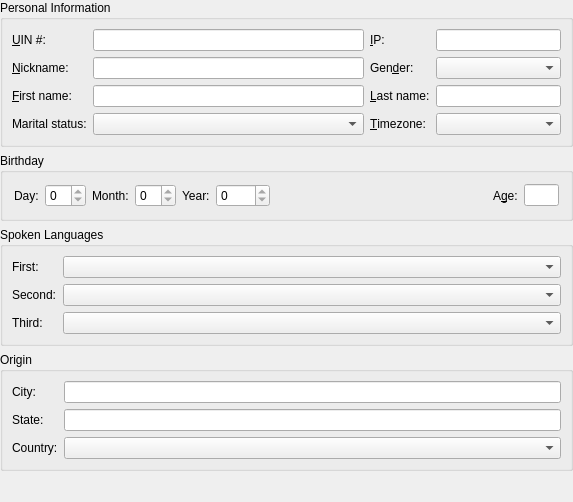
Qt form protocols/oscar/icq/ui/icqgeneralinfo.ui (KDE/kopete) before a commit.
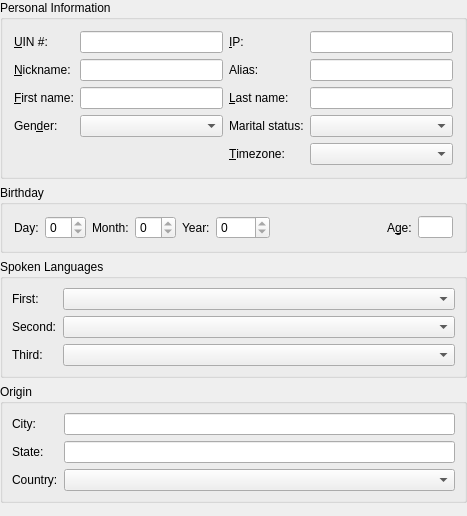
The same form after that commit.

Diff of the .ui file:
```diff
--- a/protocols/oscar/icq/ui/icqgeneralinfo.ui
+++ b/protocols/oscar/icq/ui/icqgeneralinfo.ui
@@ -5,8 +5,8 @@
    <rect>
     <x>0</x>
     <y>0</y>
-    <width>573</width>
-    <height>502</height>
+    <width>467</width>
+    <height>516</height>
    </rect>
   </property>
   <layout class="QVBoxLayout" >
@@ -28,24 +28,6 @@
       <string>Personal Information</string>
      </property>
      <layout class="QGridLayout" >
-      <property name="leftMargin" >
-       <number>9</number>
-      </property>
-      <property name="topMargin" >
-       <number>9</number>
-      </property>
-      <property name="rightMargin" >
-       <number>9</number>
-      </property>
-      <property name="bottomMargin" >
-       <number>9</number>
-      </property>
-      <property name="horizontalSpacing" >
-       <number>6</number>
-      </property>
-      <property name="verticalSpacing" >
-       <number>6</number>
-      </property>
       <item row="0" column="0" >
        <widget class="QLabel" name="uinLabel" >
         <property name="text" >
@@ -58,12 +40,6 @@
       </item>
       <item row="0" column="1" >
        <widget class="QLineEdit" name="uinEdit" >
-        <property name="sizePolicy" >
-         <sizepolicy vsizetype="Fixed" hsizetype="Expanding" >
-          <horstretch>1</horstretch>
-          <verstretch>0</verstretch>
-         </sizepolicy>
-        </property>
         <property name="readOnly" >
          <bool>true</bool>
         </property>
@@ -81,18 +57,6 @@
       </item>
       <item row="0" column="3" >
        <widget class="QLineEdit" name="ipEdit" >
-        <property name="sizePolicy" >
-         <sizepolicy vsizetype="Fixed" hsizetype="Expanding" >
-          <horstretch>0</horstretch>
-          <verstretch>0</verstretch>
-         </sizepolicy>
-        </property>
-        <property name="minimumSize" >
-         <size>
-          <width>125</width>
-          <height>0</height>
-         </size>
-        </property>
         <property name="text" >
          <string/>
         </property>
@@ -113,21 +77,15 @@
       </item>
       <item row="1" column="1" >
        <widget class="QLineEdit" name="nickNameEdit" >
-        <property name="sizePolicy" >
-         <sizepolicy vsizetype="Fixed" hsizetype="Expanding" >
-          <horstretch>2</horstretch>
-          <verstretch>0</verstretch>
-         </sizepolicy>
-        </property>
         <property name="readOnly" >
          <bool>true</bool>
         </property>
        </widget>
       </item>
       <item row="1" column="2" >
-       <widget class="QLabel" name="textLabel6" >
+       <widget class="QLabel" name="aliasLabel" >
         <property name="text" >
-         <string>Gen&amp;der:</string>
+         <string>Alias:</string>
         </property>
         <property name="buddy" >
          <cstring>genderCombo</cstring>
@@ -135,7 +93,11 @@
        </widget>
       </item>
       <item row="1" column="3" >
-       <widget class="QComboBox" name="genderCombo" />
+       <widget class="QLineEdit" name="aliasEdit" >
+        <property name="readOnly" >
+         <bool>false</bool>
+        </property>
+       </widget>
       </item>
       <item row="2" column="0" >
        <widget class="QLabel" name="firstNameLabel" >
@@ -172,6 +134,19 @@
        </widget>
       </item>
       <item row="3" column="0" >
+       <widget class="QLabel" name="textLabel6" >
+        <property name="text" >
+         <string>Gen&amp;der:</string>
+        </property>
+        <property name="buddy" >
+         <cstring>genderCombo</cstring>
+        </property>
+       </widget>
+      </item>
+      <item row="3" column="1" >
+       <widget class="QComboBox" name="genderCombo" />
+      </item>
+      <item row="3" column="2" >
        <widget class="QLabel" name="maritalLabel" >
         <property name="text" >
          <string>Marital status:</string>
@@ -181,10 +156,23 @@
         </property>
        </widget>
       </item>
-      <item row="3" column="1" >
+      <item row="3" column="3" >
        <widget class="QComboBox" name="maritalCombo" />
       </item>
-      <item row="3" column="2" >
+      <item row="4" column="0" colspan="2" >
+       <spacer>
+        <property name="orientation" >
+         <enum>Qt::Horizontal</enum>
+        </property>
+        <property name="sizeHint" >
+         <size>
+          <width>40</width>
+          <height>20</height>
+         </size>
+        </property>
+       </spacer>
+      </item>
+      <item row="4" column="2" >
        <widget class="QLabel" name="textLabel7" >
         <property name="text" >
          <string>&amp;Timezone:</string>
@@ -194,7 +182,7 @@
         </property>
        </widget>
       </item>
-      <item row="3" column="3" >
+      <item row="4" column="3" >
        <widget class="QComboBox" name="timezoneCombo" />
       </item>
      </layout>
@@ -280,7 +268,7 @@
         </property>
         <property name="sizeHint" >
          <size>
-          <width>151</width>
+          <width>40</width>
           <height>20</height>
          </size>
         </property>
@@ -366,14 +354,7 @@
        </widget>
       </item>
       <item row="0" column="1" >
-       <widget class="QComboBox" name="language1Combo" >
-        <property name="sizePolicy" >
-         <sizepolicy vsizetype="Fixed" hsizetype="Expanding" >
-          <horstretch>0</horstretch>
-          <verstretch>0</verstretch>
-         </sizepolicy>
-        </property>
-       </widget>
+       <widget class="QComboBox" name="language1Combo" />
       </item>
       <item row="1" column="0" >
        <widget class="QLabel" name="language2Label" >
@@ -386,14 +367,7 @@
        </widget>
       </item>
       <item row="1" column="1" >
-       <widget class="QComboBox" name="language2Combo" >
-        <property name="sizePolicy" >
-         <sizepolicy vsizetype="Fixed" hsizetype="Expanding" >
-          <horstretch>0</horstretch>
-          <verstretch>0</verstretch>
-         </sizepolicy>
-        </property>
-       </widget>
+       <widget class="QComboBox" name="language2Combo" />
       </item>
       <item row="2" column="0" >
        <widget class="QLabel" name="language3Label" >
@@ -454,12 +428,6 @@
       </item>
       <item row="0" column="1" >
        <widget class="QLineEdit" name="oCityEdit" >
-        <property name="sizePolicy" >
-         <sizepolicy vsizetype="Fixed" hsizetype="Expanding" >
-          <horstretch>0</horstretch>
-          <verstretch>0</verstretch>
-         </sizepolicy>
-        </property>
         <property name="readOnly" >
          <bool>true</bool>
         </property>
@@ -510,12 +478,9 @@
      <property name="orientation" >
       <enum>Qt::Vertical</enum>
      </property>
-     <property name="sizeType" >
-      <enum>QSizePolicy::Expanding</enum>
-     </property>
      <property name="sizeHint" >
       <size>
-       <width>466</width>
+       <width>51</width>
        <height>0</height>
       </size>
      </property>
```
Left out of the diff: 2 changed lines with no effect on the pictures.
